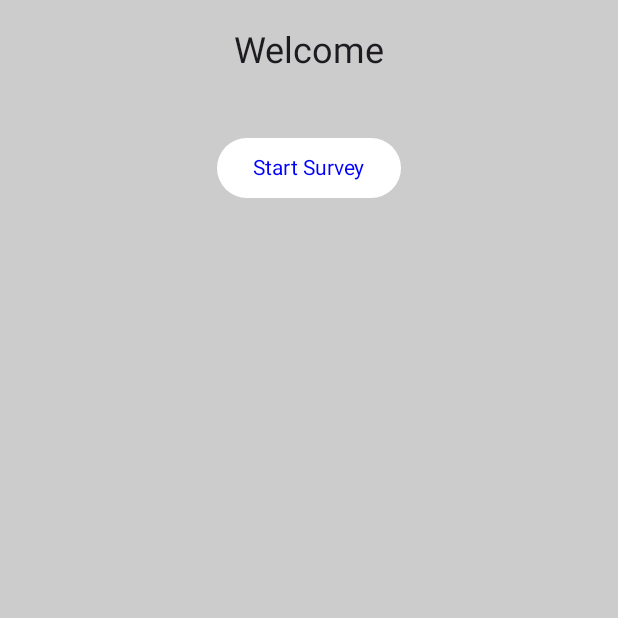
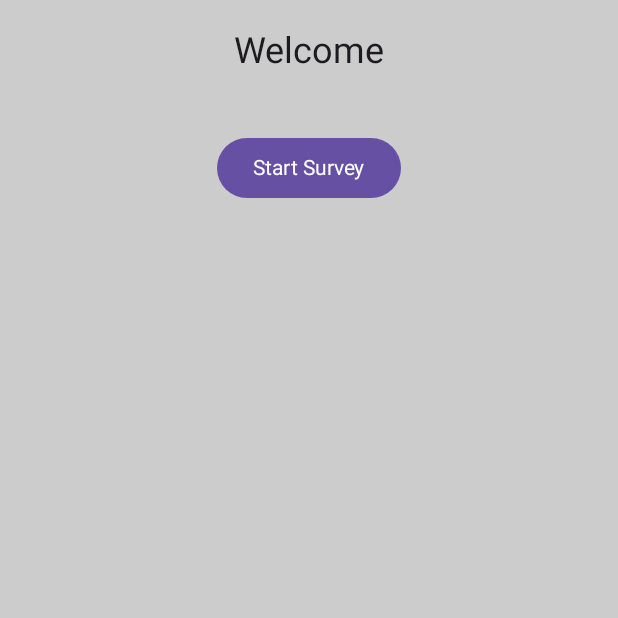
Before and after one commit to IuliuCristianDumitrache/surveyApp, an Android app built with Jetpack Compose: the screen it shows after launch (MainActivity), on a phone screen of 412 x 824 dp, the top half of it. Run offline under Robolectric (Android 15) with nearby library versions, the phone set to English and light mode, and no system bars; our stand-ins replace Dagger/Hilt's generated code.

Commit message:
- improvements

```diff
--- a/app/build.gradle.kts
+++ b/app/build.gradle.kts
@@ -10,6 +10,7 @@ android {
     compileSdk = 34
 
     defaultConfig {
+        buildConfigField("String", "BASE_URL", "\"https://xm-assignment.web.app\"")
         applicationId = "com.dumitrachecristian.surveyapp"
         minSdk = 26
         targetSdk = 34
--- a/app/src/main/java/com/dumitrachecristian/surveyapp/MainViewModel.kt
+++ b/app/src/main/java/com/dumitrachecristian/surveyapp/MainViewModel.kt
@@ -4,7 +4,7 @@ import androidx.lifecycle.viewModelScope
 import com.dumitrachecristian.surveyapp.model.QuestionRequest
 import com.dumitrachecristian.surveyapp.network.Result
 import com.dumitrachecristian.surveyapp.repository.SurveyRepository
-import com.dumitrachecristian.surveyapp.ui.survey.SurveyContract
+import com.dumitrachecristian.surveyapp.ui.survey.QuestionsContract
 import dagger.hilt.android.lifecycle.HiltViewModel
 import kotlinx.coroutines.launch
 import javax.inject.Inject
@@ -13,21 +13,17 @@ import javax.inject.Inject
 @HiltViewModel
 class MainViewModel @Inject constructor(
     private val repository: SurveyRepository,
-): BaseViewModel<SurveyContract.Event, SurveyContract.State, SurveyContract.Effect>() {
+): BaseViewModel<QuestionsContract.Event, QuestionsContract.State, QuestionsContract.Effect>() {
 
-    init {
-        getQuestions()
-    }
-
-    override fun setInitialState() = SurveyContract.State(
+    override fun setInitialState() = QuestionsContract.State(
         questions = emptyList(),
         isLoading = true,
     )
 
-    override fun handleEvents(event: SurveyContract.Event) {
+    override fun handleEvents(event: QuestionsContract.Event) {
         when (event) {
-            is SurveyContract.Event.GetQuestions -> getQuestions()
-            is SurveyContract.Event.PostAnswer -> {
+            is QuestionsContract.Event.GetQuestions -> getQuestions()
+            is QuestionsContract.Event.PostAnswer -> {
                 postAnswer(event.questionRequest)
             }
         }
@@ -69,7 +65,6 @@ class MainViewModel @Inject constructor(
                 is Result.Success -> {
                         val questions = viewState.value.questions
                         questions.find { it.id == questionRequest.id }?.apply {
-                            alreadyAnswered = true
                             this.answer = questionRequest.answer
                         }
                         setState {
@@ -78,7 +73,7 @@ class MainViewModel @Inject constructor(
                                 isLoading = false,
                             )
                         }
-                        setEffect { SurveyContract.Effect.PostAnswerSuccess }
+                        setEffect { QuestionsContract.Effect.PostAnswerSuccess }
                 }
 
                 is Result.Error -> {
@@ -87,7 +82,7 @@ class MainViewModel @Inject constructor(
                             isLoading = false,
                         )
                     }
-                    setEffect { SurveyContract.Effect.PostAnswerError(questionRequest) }
+                    setEffect { QuestionsContract.Effect.PostAnswerError(questionRequest) }
                 }
 
                 is Result.Loading -> {
--- a/app/src/main/java/com/dumitrachecristian/surveyapp/navigation/MainNavGraph.kt
+++ b/app/src/main/java/com/dumitrachecristian/surveyapp/navigation/MainNavGraph.kt
@@ -7,7 +7,9 @@ import androidx.navigation.compose.composable
 import androidx.navigation.navigation
 import com.dumitrachecristian.surveyapp.MainViewModel
 import com.dumitrachecristian.surveyapp.ui.initialscreen.InitialScreen
+import com.dumitrachecristian.surveyapp.ui.initialscreen.InitialScreenContract
 import com.dumitrachecristian.surveyapp.ui.survey.QuestionsScreen
+import com.dumitrachecristian.surveyapp.ui.survey.QuestionsContract
 
 
 fun NavGraphBuilder.mainNavGraph(
@@ -19,17 +21,27 @@ fun NavGraphBuilder.mainNavGraph(
         route = MAIN_ROUTE,
     ) {
         composable(route = Screen.MainScreen.route) {
-            InitialScreen(navController = navController)
+            InitialScreen(
+                onNavigationRequested = { navigationEffect ->
+                    if (navigationEffect is InitialScreenContract.Effect.Navigation.ToQuestionsScreen) {
+                        navController.navigate(Screen.QuestionsScreen.route)
+                    }
+                }
+            )
         }
 
         composable(
-            route = Screen.SurveyScreen.route
+            route = Screen.QuestionsScreen.route
         ) {
             QuestionsScreen(
                 state = viewModel.viewState.value,
                 effectFlow = viewModel.effect,
                 onEventSent = { event ->  viewModel.setEvent(event) },
-                navController = navController
+                onNavigationRequested = { navigationEffect ->
+                    if (navigationEffect is QuestionsContract.Effect.Navigation.Back) {
+                        navController.popBackStack()
+                    }
+                }
             )
         }
     }
--- a/app/src/main/java/com/dumitrachecristian/surveyapp/navigation/Screen.kt
+++ b/app/src/main/java/com/dumitrachecristian/surveyapp/navigation/Screen.kt
@@ -7,5 +7,5 @@ sealed class Screen(
     val route: String,
 ) {
     object MainScreen: Screen("main_screen")
-    object SurveyScreen: Screen("survey_screen")
+    object QuestionsScreen: Screen("questions_screen")
 }
--- a/app/src/main/java/com/dumitrachecristian/surveyapp/network/ApiServiceProvider.kt
+++ b/app/src/main/java/com/dumitrachecristian/surveyapp/network/ApiServiceProvider.kt
@@ -1,5 +1,6 @@
 package com.dumitrachecristian.surveyapp.network
 
+import com.dumitrachecristian.surveyapp.BuildConfig
 import okhttp3.Interceptor
 import okhttp3.OkHttpClient
 import okhttp3.logging.HttpLoggingInterceptor
@@ -9,11 +10,9 @@ import retrofit2.converter.gson.GsonConverterFactory
 
 object ApiServiceProvider {
 
-    private const val BASE_URL = "https://xm-assignment.web.app"
-
     fun getClient(): ApiService {
         return Retrofit.Builder()
-            .baseUrl(BASE_URL)
+            .baseUrl(BuildConfig.BASE_URL)
             .addConverterFactory(GsonConverterFactory.create())
             .client(getOkHttpClient())
             .build()
--- a/app/src/main/java/com/dumitrachecristian/surveyapp/ui/components/BannerComposables.kt
+++ b/app/src/main/java/com/dumitrachecristian/surveyapp/ui/components/BannerComposables.kt
@@ -1,6 +1,5 @@
 package com.dumitrachecristian.surveyapp.ui.components
 
-import android.util.Log
 import androidx.compose.animation.AnimatedVisibility
 import androidx.compose.animation.ExperimentalAnimationApi
 import androidx.compose.animation.expandVertically
@@ -43,11 +42,10 @@ fun ErrorBanner(isVisible: Boolean, onClose: () -> Unit, onButtonClick: () -> Un
 
 @ExperimentalAnimationApi
 @Composable
-fun Banner(isVisible: Boolean, background: Color, textColor: Color, text: String, buttonText: String? = null, buttonClick: (() -> Unit)? = null, onClose: () -> Unit) {
+private fun Banner(isVisible: Boolean, background: Color, textColor: Color, text: String, buttonText: String? = null, buttonClick: (() -> Unit)? = null, onClose: () -> Unit) {
     if (isVisible) {
         LaunchedEffect(Unit) {
             delay(3000)
-            Log.d("reeee", "here")
             onClose.invoke()
         }
         AnimatedVisibility(
--- a/app/src/main/java/com/dumitrachecristian/surveyapp/ui/initialscreen/InitialScreen.kt
+++ b/app/src/main/java/com/dumitrachecristian/surveyapp/ui/initialscreen/InitialScreen.kt
@@ -5,9 +5,6 @@ import androidx.compose.foundation.layout.Column
 import androidx.compose.foundation.layout.fillMaxSize
 import androidx.compose.foundation.layout.fillMaxWidth
 import androidx.compose.foundation.layout.padding
-import androidx.compose.material3.Button
-import androidx.compose.material3.ButtonColors
-import androidx.compose.material3.ButtonDefaults
 import androidx.compose.material3.Text
 import androidx.compose.runtime.Composable
 import androidx.compose.ui.Alignment
@@ -16,13 +13,14 @@ import androidx.compose.ui.graphics.Color
 import androidx.compose.ui.res.stringResource
 import androidx.compose.ui.text.style.TextAlign
 import androidx.compose.ui.unit.dp
-import androidx.navigation.NavHostController
 import com.dumitrachecristian.surveyapp.R
-import com.dumitrachecristian.surveyapp.navigation.Screen
+import com.dumitrachecristian.surveyapp.ui.components.SurveyButton
 import com.dumitrachecristian.surveyapp.ui.theme.Typography
 
 @Composable
-fun InitialScreen(navController: NavHostController) {
+fun InitialScreen(
+    onNavigationRequested: (navigationEffect: InitialScreenContract.Effect.Navigation) -> Unit
+) {
     Column(
         modifier = Modifier
             .fillMaxSize()
@@ -37,19 +35,13 @@ fun InitialScreen(navController: NavHostController) {
             textAlign = TextAlign.Center,
             style = Typography.headlineSmall
         )
-        Button(
+        SurveyButton(
+            text = stringResource(R.string.start_survey),
             modifier = Modifier
-                .padding(40.dp)
-                .align(Alignment.CenterHorizontally),
-            colors = ButtonDefaults.buttonColors(containerColor = Color.White),
-            onClick = {
-                navController.navigate(route = Screen.SurveyScreen.route)
-            }
+                .align(Alignment.CenterHorizontally)
+                .padding(top = 40.dp)
         ) {
-            Text(
-                stringResource(R.string.start_survey),
-                color = Color.Blue
-            )
+            onNavigationRequested(InitialScreenContract.Effect.Navigation.ToQuestionsScreen)
         }
     }
 }
--- a/app/src/main/java/com/dumitrachecristian/surveyapp/ui/survey/SurveyContract.kt
+++ b/app/src/main/java/com/dumitrachecristian/surveyapp/ui/survey/QuestionsContract.kt
@@ -6,7 +6,7 @@ import com.dumitrachecristian.surveyapp.ViewState
 import com.dumitrachecristian.surveyapp.model.QuestionData
 import com.dumitrachecristian.surveyapp.model.QuestionRequest
 
-class SurveyContract {
+class QuestionsContract {
 
     sealed class Event : ViewEvent {
         object GetQuestions : Event()
@@ -19,14 +19,12 @@ class SurveyContract {
     ) : ViewState
 
     sealed class Effect : ViewSideEffect {
-        object DataWasLoaded : Effect()
-
         object PostAnswerSuccess: Effect()
 
         data class PostAnswerError(val questionRequest: QuestionRequest): Effect()
 
         sealed class Navigation : Effect() {
-            data class ToRepos(val userId: String): Navigation()
+            object Back: Navigation()
         }
     }
 
--- a/app/src/main/res/values/strings.xml
+++ b/app/src/main/res/values/strings.xml
@@ -11,4 +11,5 @@
     <string name="failure">Failure!</string>
     <string name="welcome">Welcome</string>
     <string name="start_survey">Start Survey</string>
+    <string name="back">Back</string>
 </resources>
```
Also changed, not shown: app/src/main/java/com/dumitrachecristian/surveyapp/model/QuestionData.kt (+6 -5 lines), app/src/main/java/com/dumitrachecristian/surveyapp/ui/components/ButtonComponent.kt (added, +76 -0 lines), app/src/main/java/com/dumitrachecristian/surveyapp/ui/initialscreen/InitialScreenContract.kt (added, +11 -0 lines), app/src/main/java/com/dumitrachecristian/surveyapp/ui/survey/QuestionsScreen.kt (+81 -62 lines).
